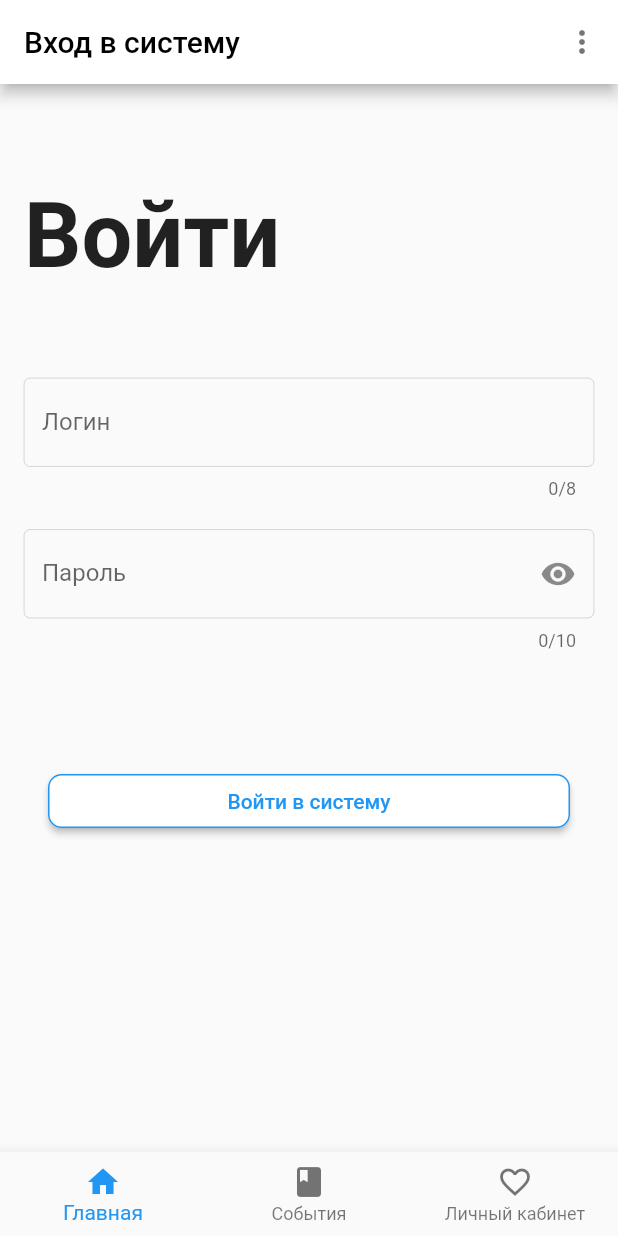
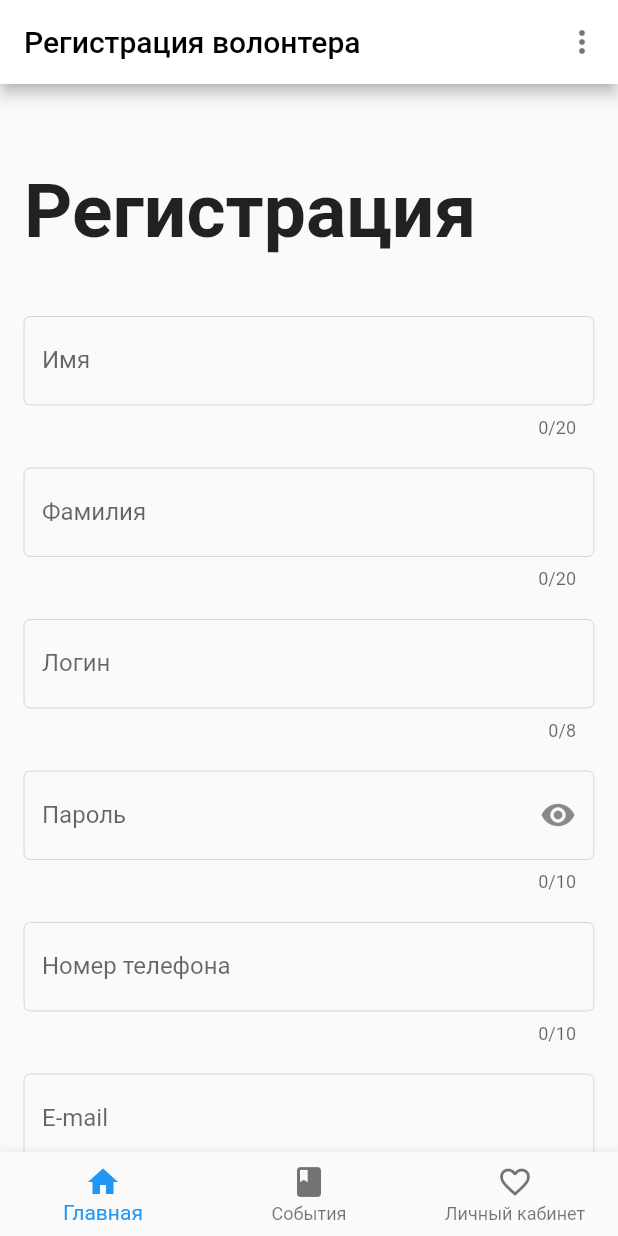
Before and after one commit to IldarGreat/voluunterFront, a Flutter app: the screen it shows after launch, on a phone screen of 412 x 824 dp. Run offline on Flutter 3.47's test engine with Material 2 defaults, Android fonts, the phone set to English and light mode, and no system bars; missing offline and left inert: footer.

Commit message:
feat: create register UI

```diff
--- a/lib/loginPade.dart
+++ b/lib/login_page.dart
@@ -42,7 +42,7 @@ class LoginState extends State<LoginPage> {
           padding: const EdgeInsets.all(16),
           children: [
             const SizedBox(
-              height: 50,
+              height: 40,
             ),
             const Text(
               'Войти',
--- a/lib/main.dart
+++ b/lib/main.dart
@@ -1,10 +1,11 @@
 import 'package:flutter/material.dart';
-import 'package:volunteer/MainPage.dart';
+import 'package:volunteer/main_page.dart';
+import 'package:volunteer/register_pade.dart';
 
-import 'loginPade.dart';
+import 'login_page.dart';
 
 void main() {
   runApp(const MaterialApp(
-    home: LoginPage(),
+    home: RegisterPage(),
   ));
 }
--- /dev/null
+++ b/lib/register_pade.dart
@@ -0,0 +1,307 @@
+import 'package:flutter/material.dart';
+
+class RegisterPage extends StatefulWidget {
+  const RegisterPage({super.key});
+
+  @override
+  State<StatefulWidget> createState() => RegisterState();
+}
+
+class RegisterState extends State<RegisterPage> {
+  bool _hidePass = true;
+  final _nameController = TextEditingController();
+  final _surnameController = TextEditingController();
+  final _loginController = TextEditingController();
+  final _passwordController = TextEditingController();
+  final _phoneController = TextEditingController();
+  final _emailController = TextEditingController();
+  final _expirienceController = TextEditingController();
+  final _languageController = TextEditingController();
+  final _educationController = TextEditingController();
+  final _formKey = GlobalKey<FormState>();
+  @override
+  void dispose() {
+    super.dispose();
+    _nameController.dispose();
+    _surnameController.dispose();
+    _loginController.dispose();
+    _passwordController.dispose();
+    _phoneController.dispose();
+    _emailController.dispose();
+    _expirienceController.dispose();
+    _languageController.dispose();
+    _educationController.dispose();
+  }
+
+  @override
+  Widget build(BuildContext context) {
+    return Scaffold(
+      appBar: AppBar(
+        title: const Text(
+          'Регистрация волонтера',
+          style: TextStyle(color: Colors.black),
+        ),
+        actions: [
+          IconButton(
+            onPressed: () {},
+            icon: const Icon(Icons.more_vert),
+            color: Colors.black54,
+          ),
+        ],
+        backgroundColor: Colors.white,
+      ),
+      body: Form(
+        key: _formKey,
+        child: ListView(
+          padding: const EdgeInsets.all(16),
+          children: [
+            const SizedBox(
+              height: 40,
+            ),
+            const Text(
+              'Регистрация',
+              style: TextStyle(
+                fontSize: 50,
+                fontWeight: FontWeight.bold,
+              ),
+            ),
+            const SizedBox(
+              height: 40,
+            ),
+            TextFormField(
+              controller: _nameController,
+              maxLength: 20,
+              decoration: const InputDecoration(
+                labelText: 'Имя',
+                enabledBorder: OutlineInputBorder(
+                  borderSide: BorderSide(width: 0.1),
+                ),
+                focusedBorder: OutlineInputBorder(
+                  borderSide: BorderSide(width: 0.1),
+                ),
+              ),
+              validator: (value) => (value!.isEmpty) ? 'Введите имя' : null,
+            ),
+            const SizedBox(
+              height: 20,
+            ),
+            TextFormField(
+              controller: _surnameController,
+              maxLength: 20,
+              decoration: const InputDecoration(
+                labelText: 'Фамилия',
+                enabledBorder: OutlineInputBorder(
+                  borderSide: BorderSide(width: 0.1),
+                ),
+                focusedBorder: OutlineInputBorder(
+                  borderSide: BorderSide(width: 0.1),
+                ),
+              ),
+              validator: (value) => (value!.isEmpty) ? 'Введите фамилию' : null,
+            ),
+            const SizedBox(
+              height: 20,
+            ),
+            TextFormField(
+              controller: _loginController,
+              maxLength: 8,
+              decoration: const InputDecoration(
+                hintText: 'Не менее 4 символов',
+                labelText: 'Логин',
+                enabledBorder: OutlineInputBorder(
+                  borderSide: BorderSide(width: 0.1),
+                ),
+                focusedBorder: OutlineInputBorder(
+                  borderSide: BorderSide(width: 0.1),
+                ),
+              ),
+              validator: (value) {
+                if (value!.isEmpty) {
+                  return 'Введите логин';
+                }
+                if (value.length < 4) {
+                  return 'Размер логина не менее 4 символов';
+                }
+                return null;
+              },
+            ),
+            const SizedBox(
+              height: 20,
+            ),
+            TextFormField(
+              controller: _passwordController,
+              maxLength: 10,
+              obscureText: _hidePass,
+              decoration: InputDecoration(
+                hintText: 'Не менее 4 символов',
+                labelText: 'Пароль',
+                enabledBorder: const OutlineInputBorder(
+                  borderSide: BorderSide(width: 0.1),
+                ),
+                focusedBorder: const OutlineInputBorder(
+                  borderSide: BorderSide(width: 0.1),
+                ),
+                suffixIcon: IconButton(
+                  onPressed: () {
+                    setState(() {
+                      _hidePass = !_hidePass;
+                    });
+                  },
+                  icon: _hidePass
+                      ? const Icon(Icons.visibility)
+                      : const Icon(Icons.visibility_off),
+                ),
+              ),
+              validator: (value) {
+                if (value!.isEmpty) {
+                  return 'Введите пароль';
+                }
+                if (value.length < 4) {
+                  return 'Размер пароля не менее 4 символов';
+                }
+                return null;
+              },
+            ),
+            const SizedBox(
+              height: 20,
+            ),
+            TextFormField(
+              controller: _phoneController,
+              maxLength: 10,
+              decoration: const InputDecoration(
+                labelText: 'Номер телефона',
+                enabledBorder: OutlineInputBorder(
+                  borderSide: BorderSide(width: 0.1),
+                ),
+                focusedBorder: OutlineInputBorder(
+                  borderSide: BorderSide(width: 0.1),
+                ),
+              ),
+              validator: (value) =>
+                  (value!.isEmpty) ? 'Введите номер телефона' : null,
+            ),
+            const SizedBox(
+              height: 20,
+            ),
+            TextFormField(
+              controller: _emailController,
+              decoration: const InputDecoration(
+                hintText: 'Например mikhail@gmail.com',
+                labelText: 'E-mail',
+                enabledBorder: OutlineInputBorder(
+                  borderSide: BorderSide(width: 0.1),
+                ),
+                focusedBorder: OutlineInputBorder(
+                  borderSide: BorderSide(width: 0.1),
+                ),
+              ),
+              validator: (value) =>
+                  (value!.isEmpty) ? 'Введите свою почту' : null,
+            ),
+            const SizedBox(
+              height: 20,
+            ),
+            TextFormField(
+              controller: _expirienceController,
+              maxLength: 100,
+              maxLines: 3,
+              decoration: const InputDecoration(
+                hintText: 'Опишите Ваш опыт волонтерской деятельности',
+                labelText: 'Опыт волонтерской деятельности',
+                enabledBorder: OutlineInputBorder(
+                  borderSide: BorderSide(width: 0.1),
+                ),
+                focusedBorder: OutlineInputBorder(
+                  borderSide: BorderSide(width: 0.1),
+                ),
+              ),
+              // validator: (value) => (value!.isEmpty) ? 'Введите свою почту' : null,
+            ),
+            const SizedBox(
+              height: 20,
+            ),
+            TextFormField(
+              controller: _languageController,
+              decoration: const InputDecoration(
+                hintText: 'Англиский, Немецкий',
+                labelText: 'Иностранные языки',
+                enabledBorder: OutlineInputBorder(
+                  borderSide: BorderSide(width: 0.1),
+                ),
+                focusedBorder: OutlineInputBorder(
+                  borderSide: BorderSide(width: 0.1),
+                ),
+              ),
+              // validator: (value) => (value!.isEmpty) ? 'Введите свою почту' : null,
+            ),
+            const SizedBox(
+              height: 20,
+            ),
+            TextFormField(
+              controller: _educationController,
+              maxLength: 30,
+              decoration: const InputDecoration(
+                hintText: 'Высшее(Юрист)',
+                labelText: 'Образование',
+                enabledBorder: OutlineInputBorder(
+                  borderSide: BorderSide(width: 0.1),
+                ),
+                focusedBorder: OutlineInputBorder(
+                  borderSide: BorderSide(width: 0.1),
+                ),
+              ),
+              validator: (value) =>
+                  (value!.isEmpty) ? 'Введите свое образование' : null,
+            ),
+            const SizedBox(
+              height: 60,
+            ),
+            Padding(
+              padding: const EdgeInsets.all(16),
+              child: ElevatedButton(
+                onPressed: () {
+                  _submitForm();
+                },
+                style: ButtonStyle(
+                  backgroundColor:
+                      MaterialStateProperty.all<Color>(Colors.white),
+                  shape: MaterialStateProperty.all<RoundedRectangleBorder>(
+                    RoundedRectangleBorder(
+                      borderRadius: BorderRadius.circular(9.0),
+                      side: const BorderSide(color: Colors.blue),
+                    ),
+                  ),
+                ),
+                child: const Text(
+                  'Зарегистрироваться',
+                  style: TextStyle(color: Colors.blue),
+                ),
+              ),
+            )
+          ],
+        ),
+      ),
+      bottomNavigationBar: BottomNavigationBar(
+        items: const [
+          BottomNavigationBarItem(
+            icon: Icon(Icons.home),
+            label: "Главная",
+          ),
+          BottomNavigationBarItem(
+            icon: Icon(Icons.book),
+            label: "События",
+          ),
+          BottomNavigationBarItem(
+            icon: Icon(Icons.favorite_border),
+            label: "Личный кабинет",
+          )
+        ],
+        selectedItemColor: Colors.blue,
+      ),
+    );
+  }
+
+  void _submitForm() {
+    if (_formKey.currentState!.validate()) {}
+  }
+}
```
Also changed, not shown: lib/main_page.dart (renamed from lib/MainPage.dart).
